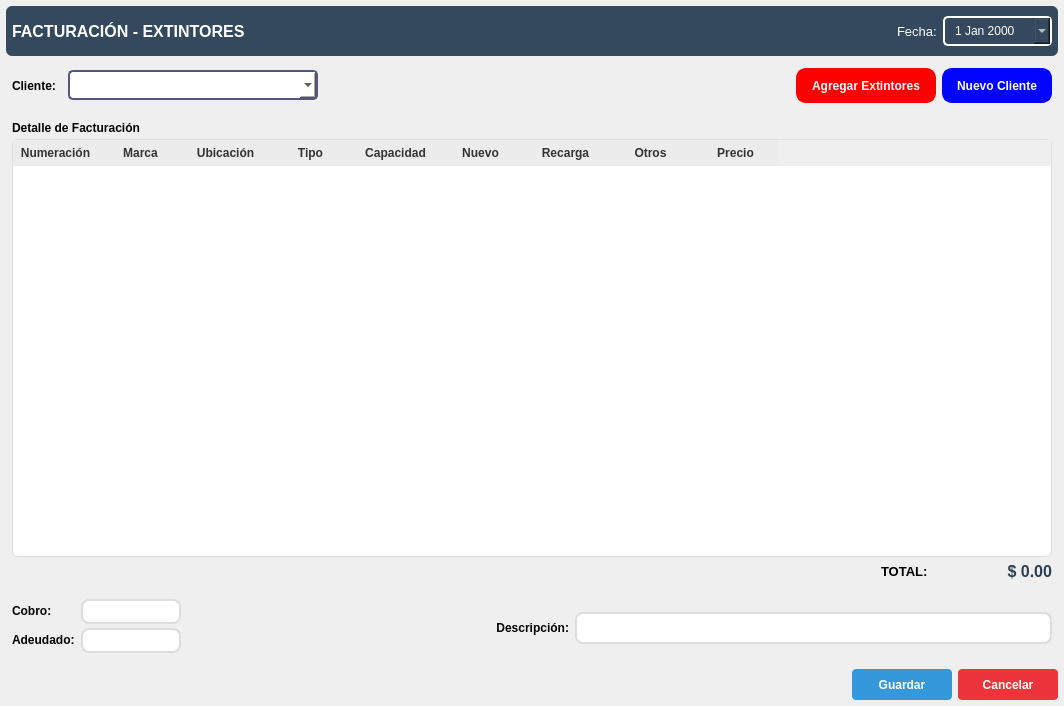
Qt form resources/ui/caja_tab.ui (Julian2455/beatmat) before a commit.
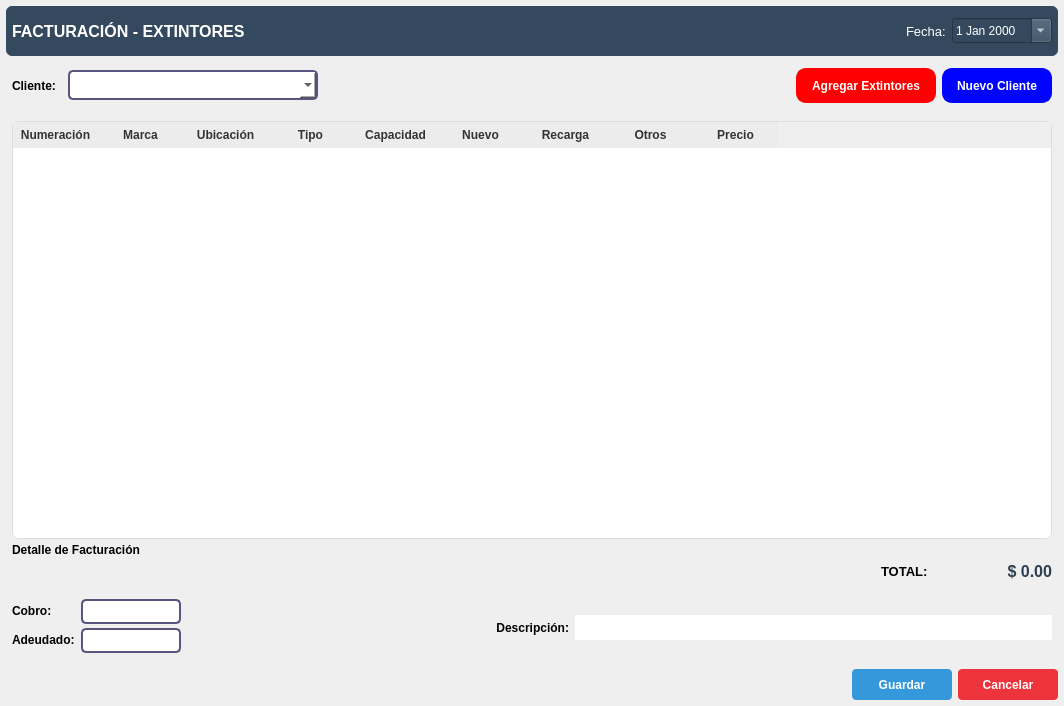
The same form after that commit. Icons and pictures are not drawn.

Diff of the .ui file:
```diff
--- a/resources/ui/caja_tab.ui
+++ b/resources/ui/caja_tab.ui
@@ -45,12 +45,7 @@
 QPushButton#btnCerrarCaja:hover {
     background-color: #c0392b;
 }
-QComboBox, QDateEdit {
-    border: 1px solid #cccccc;
-    border-radius: 4px;
-    padding: 3px;
-    background: white;
-}
+
 
 /* QTableWidget / QTableView */
 QHeaderView::section {
@@ -80,13 +75,7 @@
      color: #333;
      background-color: #fff;
    }
-QDateEdit {
-     border: 2px solid rgb(255, 255, 255);
-     border-radius: 5px;
-     padding: 5px 8px;
-     color: #333;
-     background-color: #fff;
-   }
+
 QComboBox:focus {
      border: 1px solid #0078d7;
      background-color: #eef6ff;
@@ -395,22 +384,6 @@
       <property name="bottomMargin">
        <number>6</number>
       </property>
-      <item>
-       <widget class="QLabel" name="labelExtintoresCliente">
-        <property name="font">
-         <font>
-          <pointsize>9</pointsize>
-         <bold>true</bold>
-         </font>
-        </property>
-        <property name="styleSheet">
-         <string notr="true">color:black;</string>
-        </property>
-        <property name="text">
-         <string>Detalle de Facturación</string>
-        </property>
-       </widget>
-      </item>
       <item>
        <widget class="QTableWidget" name="tableExtintoresCliente">
         <property name="styleSheet">
@@ -475,6 +448,22 @@
         </column>
        </widget>
       </item>
+      <item>
+       <widget class="QLabel" name="labelExtintoresCliente">
+        <property name="font">
+         <font>
+          <pointsize>9</pointsize>
+          <bold>true</bold>
+         </font>
+        </property>
+        <property name="styleSheet">
+         <string notr="true">color:black;</string>
+        </property>
+        <property name="text">
+         <string>Detalle de Facturación</string>
+        </property>
+       </widget>
+      </item>
       <item>
        <layout class="QHBoxLayout" name="horizontalLayout_3">
         <item>
@@ -611,13 +600,14 @@
            </size>
           </property>
           <property name="styleSheet">
-           <string notr="true">/* QLineEdit (buscador) */
-QLineEdit {
-    border: 2px solid #ddd;
-    border-radius: 8px;
-    padding: 6px 12px;
-    background-color: white;
-}
+           <string notr="true"> QLineEdit {
+     border: 2px solid rgb(85, 85, 127);
+     border-radius: 5px;
+     padding: 5px 8px;
+     color: #333;
+     background-color: #fff;
+   }
+
 QLineEdit:focus {
     border-color: #007BFF;
 }</string>
@@ -655,13 +645,13 @@
            </size>
           </property>
           <property name="styleSheet">
-           <string notr="true">/* QLineEdit (buscador) */
-QLineEdit {
-    border: 2px solid #ddd;
-    border-radius: 8px;
-    padding: 6px 12px;
-    background-color: white;
-}
+           <string notr="true">QLineEdit {
+     border: 2px solid rgb(85, 85, 127);
+     border-radius: 5px;
+     padding: 5px 8px;
+     color: #333;
+     background-color: #fff;
+   }
 QLineEdit:focus {
     border-color: #007BFF;
 }</string>
@@ -701,13 +691,7 @@
          </size>
         </property>
         <property name="styleSheet">
-         <string notr="true">/* QLineEdit (buscador) */
-QLineEdit {
-    border: 2px solid #ddd;
-    border-radius: 8px;
-    padding: 6px 12px;
-    background-color: white;
-}
+         <string notr="true">
 QLineEdit:focus {
     border-color: #007BFF;
 }</string>
```
Lines whose indentation alone changed are shown as unchanged.
